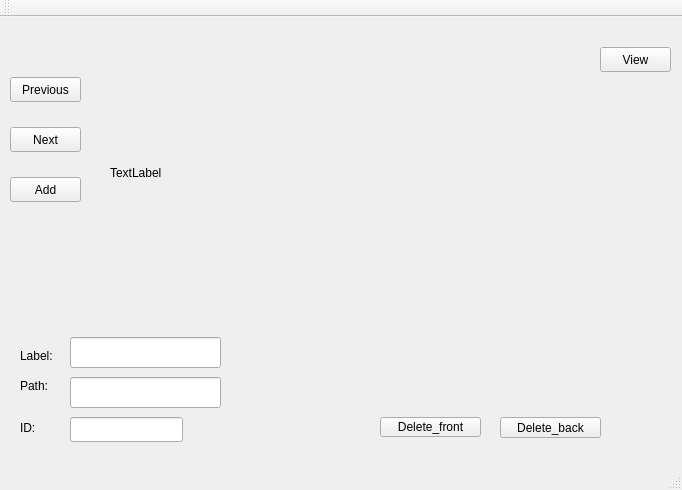
The window that PRoyecto_final/Proyecto_final/mainwindow.ui (vsdaniela/Proyecto_final) describes before a commit, drawn with Qt 5.
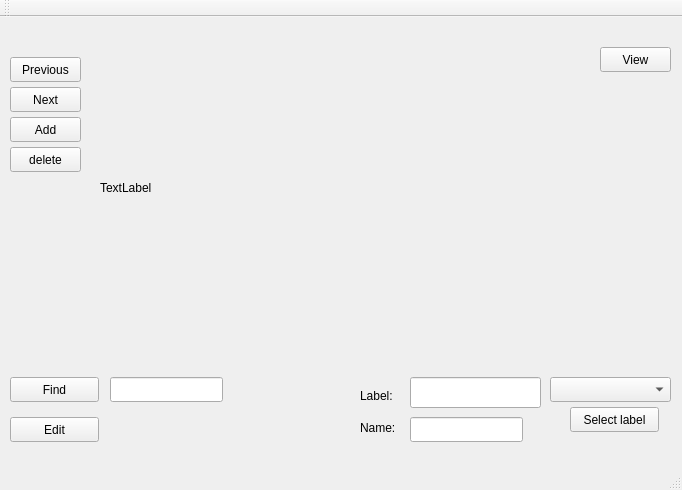
The same window after the commit.

```diff
--- a/PRoyecto_final/Proyecto_final/mainwindow.ui
+++ b/PRoyecto_final/Proyecto_final/mainwindow.ui
@@ -17,10 +17,10 @@
    <widget class="QLabel" name="label_pic">
     <property name="geometry">
      <rect>
-      <x>110</x>
+      <x>100</x>
       <y>10</y>
-      <width>481</width>
-      <height>291</height>
+      <width>491</width>
+      <height>321</height>
      </rect>
     </property>
     <property name="text">
@@ -46,10 +46,10 @@
    <widget class="QLabel" name="label_text">
     <property name="geometry">
      <rect>
-      <x>330</x>
-      <y>310</y>
-      <width>341</width>
-      <height>71</height>
+      <x>240</x>
+      <y>210</y>
+      <width>331</width>
+      <height>101</height>
      </rect>
     </property>
     <property name="palette">
@@ -483,7 +483,7 @@
     <property name="geometry">
      <rect>
       <x>10</x>
-      <y>110</y>
+      <y>70</y>
       <width>71</width>
       <height>25</height>
      </rect>
@@ -496,7 +496,7 @@
     <property name="geometry">
      <rect>
       <x>10</x>
-      <y>60</y>
+      <y>40</y>
       <width>71</width>
       <height>25</height>
      </rect>
@@ -511,7 +511,7 @@
       <x>0</x>
       <y>-10</y>
       <width>681</width>
-      <height>451</height>
+      <height>461</height>
      </rect>
     </property>
     <property name="text">
@@ -525,7 +525,7 @@
     <property name="geometry">
      <rect>
       <x>10</x>
-      <y>160</y>
+      <y>100</y>
       <width>71</width>
       <height>25</height>
      </rect>
@@ -537,9 +537,9 @@
    <widget class="QLineEdit" name="label_">
     <property name="geometry">
      <rect>
-      <x>70</x>
-      <y>320</y>
-      <width>151</width>
+      <x>410</x>
+      <y>360</y>
+      <width>131</width>
       <height>31</height>
      </rect>
     </property>
@@ -550,17 +550,7 @@
    <widget class="QLineEdit" name="path_">
     <property name="geometry">
      <rect>
-      <x>70</x>
-      <y>360</y>
-      <width>151</width>
-      <height>31</height>
-     </rect>
-    </property>
-   </widget>
-   <widget class="QLineEdit" name="id_">
-    <property name="geometry">
-     <rect>
-      <x>70</x>
+      <x>410</x>
       <y>400</y>
       <width>113</width>
       <height>25</height>
@@ -570,8 +560,8 @@
    <widget class="QLabel" name="label">
     <property name="geometry">
      <rect>
-      <x>20</x>
-      <y>330</y>
+      <x>360</x>
+      <y>370</y>
       <width>41</width>
       <height>17</height>
      </rect>
@@ -617,56 +607,89 @@
      <string>Label:</string>
     </property>
    </widget>
-   <widget class="QLabel" name="label_2">
-    <property name="geometry">
-     <rect>
-      <x>20</x>
-      <y>360</y>
-      <width>41</width>
-      <height>17</height>
-     </rect>
-    </property>
-    <property name="text">
-     <string>Path: </string>
-    </property>
-   </widget>
    <widget class="QLabel" name="label_3">
     <property name="geometry">
      <rect>
-      <x>20</x>
+      <x>360</x>
       <y>400</y>
-      <width>41</width>
+      <width>51</width>
       <height>21</height>
      </rect>
     </property>
     <property name="text">
-     <string>ID:</string>
+     <string>Name:</string>
     </property>
    </widget>
    <widget class="QPushButton" name="delete_2">
     <property name="geometry">
      <rect>
-      <x>380</x>
-      <y>400</y>
-      <width>101</width>
-      <height>20</height>
+      <x>10</x>
+      <y>130</y>
+      <width>71</width>
+      <height>25</height>
      </rect>
     </property>
     <property name="text">
-     <string>Delete_front</string>
+     <string>delete</string>
     </property>
    </widget>
-   <widget class="QPushButton" name="delete_3">
+   <widget class="QComboBox" name="comboBox">
     <property name="geometry">
      <rect>
-      <x>500</x>
+      <x>550</x>
+      <y>360</y>
+      <width>121</width>
+      <height>25</height>
+     </rect>
+    </property>
+   </widget>
+   <widget class="QPushButton" name="pushButton">
+    <property name="geometry">
+     <rect>
+      <x>570</x>
+      <y>390</y>
+      <width>89</width>
+      <height>25</height>
+     </rect>
+    </property>
+    <property name="text">
+     <string>Select label</string>
+    </property>
+   </widget>
+   <widget class="QPushButton" name="find">
+    <property name="geometry">
+     <rect>
+      <x>10</x>
+      <y>360</y>
+      <width>89</width>
+      <height>25</height>
+     </rect>
+    </property>
+    <property name="text">
+     <string>Find</string>
+    </property>
+   </widget>
+   <widget class="QLineEdit" name="line_edit">
+    <property name="geometry">
+     <rect>
+      <x>110</x>
+      <y>360</y>
+      <width>113</width>
+      <height>25</height>
+     </rect>
+    </property>
+   </widget>
+   <widget class="QPushButton" name="edit_i">
+    <property name="geometry">
+     <rect>
+      <x>10</x>
       <y>400</y>
-      <width>101</width>
-      <height>21</height>
+      <width>89</width>
+      <height>25</height>
      </rect>
     </property>
     <property name="text">
-     <string>Delete_back</string>
+     <string>Edit</string>
     </property>
    </widget>
    <zorder>label_fondo</zorder>
```
Left out of the diff: 16 changed lines with no effect on the pictures.
